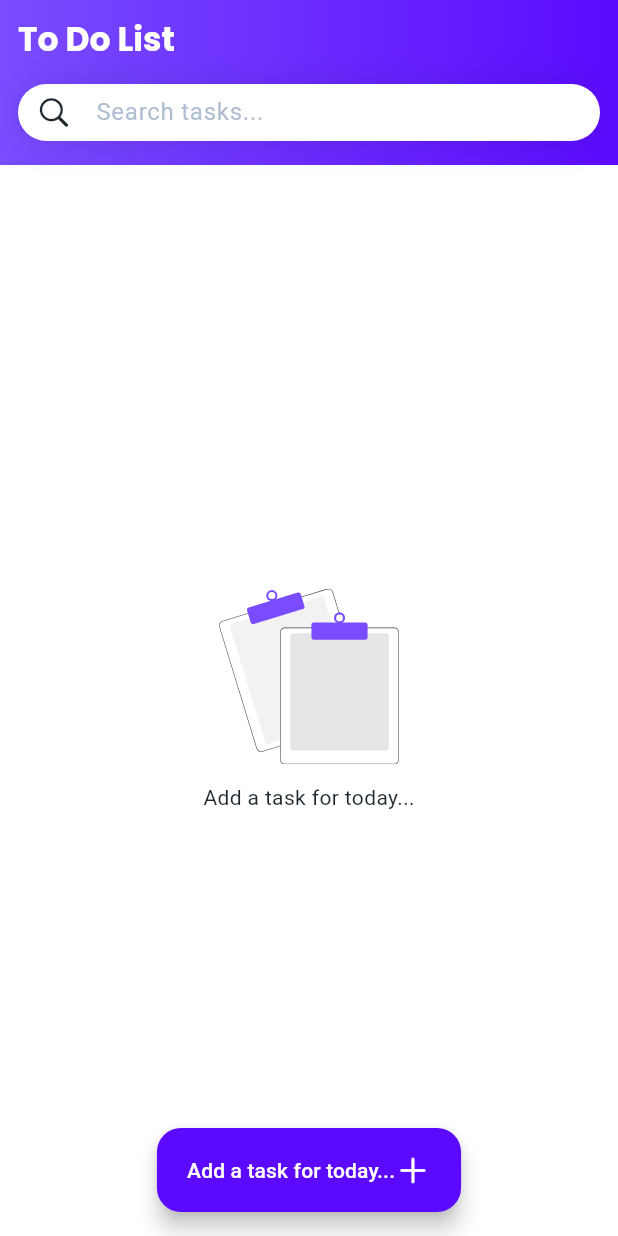
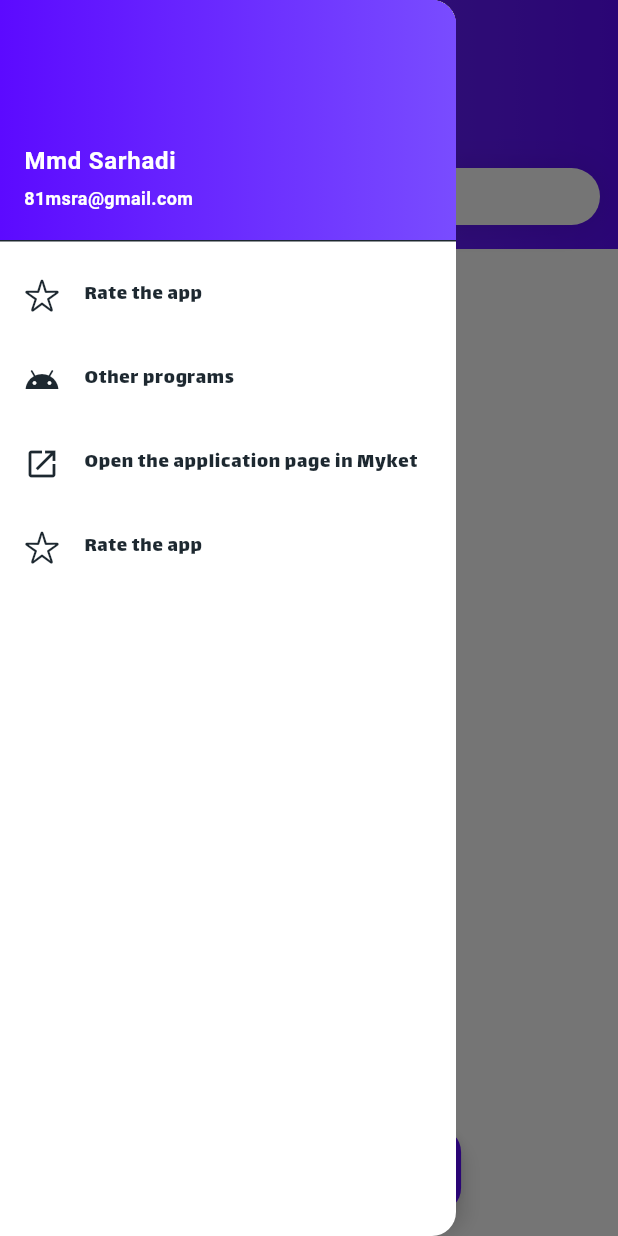
Before and after one commit to mmdsarhadi/flutter_ToDo, a Flutter app: the screen it shows after launch, with the side drawer open (before the commit the screen has no drawer), on a phone screen of 412 x 824 dp. Run offline on Flutter 3.47's test engine with Material 3 defaults, Android fonts, the phone set to English and light mode, and no system bars; our stand-ins replace flutter_svg, google_fonts, hive_flutter, share_plus; accounts and stored records are empty; generated files the repository leaves out were written again.

Commit message:
Add a menu to the program

```diff
--- a/lib/main.dart
+++ b/lib/main.dart
@@ -1,15 +1,18 @@
 import 'package:flutter/cupertino.dart';
 import 'package:flutter/material.dart';
 import 'package:flutter/services.dart';
+import "package:flutter_gen/gen_l10n/app_localizations.dart";
+import 'package:flutter_localizations/flutter_localizations.dart';
 import 'package:flutter_svg/flutter_svg.dart';
 import 'package:google_fonts/google_fonts.dart';
 import 'package:hive_flutter/hive_flutter.dart';
+import 'package:share_plus/share_plus.dart';
 import 'package:todolist/data.dart';
 import 'package:todolist/edit.dart';
-import 'package:flutter_localizations/flutter_localizations.dart';
-import "package:flutter_gen/gen_l10n/app_localizations.dart";
+import 'package:url_launcher/url_launcher.dart';
+
 const taskBoxName = 'tasks';
-
+final Uri _url = Uri.parse('https://flutter.dev');
 
 void main() async {
   await Hive.initFlutter();
@@ -18,7 +21,9 @@ void main() async {
   await Hive.openBox<TaskEntity>(taskBoxName);
   SystemChrome.setSystemUIOverlayStyle(
       const SystemUiOverlayStyle(statusBarColor: primaryVariantColor));
-  runApp(MyApp(locale: 'fa',));
+  runApp(MyApp(
+    locale: 'fa',
+  ));
 }
 
 const Color primaryColor = Color(0xff794CFF);
@@ -30,7 +35,9 @@ const highPriority = primaryColor;
 
 class MyApp extends StatelessWidget {
   final String locale;
+
   MyApp({required this.locale});
+
   @override
   Widget build(BuildContext context) {
     TextTheme getPrimaryTextTheme() {
@@ -43,11 +50,13 @@ class MyApp extends StatelessWidget {
       } else {
         return GoogleFonts.poppinsTextTheme(
           const TextTheme(
-            headline6: TextStyle(fontWeight: FontWeight.bold, fontFamily: 'Lalezar'),
+            headline6:
+                TextStyle(fontWeight: FontWeight.bold, fontFamily: 'Lalezar'),
           ),
         );
       }
     }
+
     const primaryTextColor = Color(0xff1D2830);
     return MaterialApp(
       localizationsDelegates: [
@@ -56,19 +65,17 @@ class MyApp extends StatelessWidget {
         GlobalWidgetsLocalizations.delegate,
         GlobalCupertinoLocalizations.delegate,
       ],
-
-
       supportedLocales: AppLocalizations.supportedLocales,
       locale: Locale('en'),
       debugShowCheckedModeBanner: false,
       title: 'Flutter Demo',
-      theme:
-      ThemeData(
-
+      theme: ThemeData(
           textTheme: getPrimaryTextTheme(),
           inputDecorationTheme: const InputDecorationTheme(
               floatingLabelBehavior: FloatingLabelBehavior.never,
-              labelStyle: TextStyle(color: secondaryTextColor, ),
+              labelStyle: TextStyle(
+                color: secondaryTextColor,
+              ),
               border: InputBorder.none,
               iconColor: secondaryTextColor),
           colorScheme: const ColorScheme.light(
@@ -83,18 +90,15 @@ class MyApp extends StatelessWidget {
       home: HomeScreen(),
     );
   }
-  TextTheme get  enPrimaryTextThem => GoogleFonts.poppinsTextTheme(const TextTheme(
-      headline6: TextStyle(fontWeight: FontWeight.bold)));
 
-  TextTheme get  faPrimaryTextThem => GoogleFonts.poppinsTextTheme(const TextTheme(
-      headline6: TextStyle(fontWeight: FontWeight.bold, fontFamily: 'Lalezar')));
+  TextTheme get enPrimaryTextThem => GoogleFonts.poppinsTextTheme(
+      const TextTheme(headline6: TextStyle(fontWeight: FontWeight.bold)));
 
-
+  TextTheme get faPrimaryTextThem =>
+      GoogleFonts.poppinsTextTheme(const TextTheme(
+          headline6:
+              TextStyle(fontWeight: FontWeight.bold, fontFamily: 'Lalezar')));
 }
-
-
-
-
 
 class MyAppThemeConfig {
   static const String faPrimaryFontFamily = 'IranYekan';
@@ -124,11 +128,9 @@ class MyAppThemeConfig {
 
   ThemeData getTheme(String languageCode) {
     return ThemeData(
-
       primarySwatch: Colors.pink,
       primaryColor: primaryColor,
       brightness: brightness,
-
       dividerColor: surfaceColor,
       elevatedButtonTheme: ElevatedButtonThemeData(
         style: ButtonStyle(
@@ -162,26 +164,13 @@ class MyAppThemeConfig {
       ));
 
   TextTheme get faPrimaryTextTheme => TextTheme(
-
       headline6: TextStyle(
           fontSize: 18,
           fontWeight: FontWeight.bold,
           color: primaryTextColor,
           fontFamily: faPrimaryFontFamily),
-
-      button: TextStyle(fontFamily: faPrimaryFontFamily)
-
-  );
+      button: TextStyle(fontFamily: faPrimaryFontFamily));
 }
-
-
-
-
-
-
-
-
-
 
 class HomeScreen extends StatelessWidget {
   HomeScreen({Key? key}) : super(key: key);
@@ -190,21 +179,132 @@ class HomeScreen extends StatelessWidget {
 
   @override
   Widget build(BuildContext context) {
-
     final box = Hive.box<TaskEntity>(taskBoxName);
     final themeData = Theme.of(context);
     return Scaffold(
+      drawer: Drawer(
+        child: ListView(
+          padding: EdgeInsets.zero,
+          children: [
+            const UserAccountsDrawerHeader(
+              decoration: BoxDecoration(
+                  gradient: LinearGradient(colors: [
+                Color(0xff5C0AFF),
+                Color(0xff794CFF),
+              ])),
+              accountName: Text(
+                "Mmd Sarhadi",
+                style: TextStyle(
+                  fontWeight: FontWeight.bold,
+                ),
+              ),
+              accountEmail: Text(
+                "81msra@gmail.com",
+                style: TextStyle(
+                  fontSize: 12,
+                  fontWeight: FontWeight.bold,
+                ),
+              ),
+            ),
+            ListTile(
+              leading: Icon(
+                CupertinoIcons.star,
+              ),
+              title: Text(
+                'Rate the app',
+                style: TextStyle(
+                  fontSize: 14,
+                  fontFamily: 'Lalezar',
+                  fontWeight: FontWeight.w100,
+                ),
+              ),
+              onTap: () {
+                launch(
+                    'https://developer.myket.ir/fa/application/com.todolist.software/');
+              },
+            ),
+            ListTile(
+              leading: Icon(
+                Icons.android,
+              ),
+              title: const Text('Other programs',
+                  style: TextStyle(
+                    fontSize: 14,
+                    fontFamily: 'Lalezar',
+                    fontWeight: FontWeight.w100,
+                  )),
+              onTap: () {
+                launch('https://myket.ir/developer/dev-86611');
+              },
+            ),
+            ListTile(
+              leading: Icon(
+                Icons.open_in_new,
+              ),
+              title: const Text('Open the application page in Myket',
+                  style: TextStyle(
+                    fontSize: 14,
+                    fontFamily: 'Lalezar',
+                    fontWeight: FontWeight.w100,
+                  )),
+              onTap: () {
+                launch(
+                    'https://developer.myket.ir/fa/application/com.todolist.software/');
+              },
+            ),
+            ListTile(
+              leading: Icon(
+                CupertinoIcons.star,
+              ),
+              title: Text(
+                'Rate the app',
+                style: TextStyle(
+                  fontSize: 14,
+                  fontFamily: 'Lalezar',
+                  fontWeight: FontWeight.w100,
+                ),
+              ),
+              onTap: () async {
+
+
+                final url = 'https://developer.myket.ir/fa/application/com.todolist.software/';
+                try {
+                  // Copy text to clipboard
+                  await Clipboard.setData(ClipboardData(text: url));
+
+                  // Open the share menu
+                  Share.share('url');
+                } catch (e) {
+                  print('Error sharing: $e');
+                }
+              },
+            ),
+          ],
+        ),
+      ),
+      appBar: AppBar(
+        backgroundColor: Color(0xff5C0AFF),
+        flexibleSpace: Container(
+            height: 110,
+            decoration: BoxDecoration(
+                gradient: LinearGradient(colors: [
+              themeData.colorScheme.primary,
+              themeData.colorScheme.primaryContainer,
+            ]))),
+      ),
       floatingActionButtonLocation: FloatingActionButtonLocation.centerFloat,
       floatingActionButton: FloatingActionButton.extended(
           onPressed: () {
             Navigator.of(context).push(MaterialPageRoute(
-                builder: (context) =>
-                    EditTaskScreen(
+                builder: (context) => EditTaskScreen(
                       task: TaskEntity(),
                     )));
           },
           label: Row(
-            children: [Text(AppLocalizations.of(context)!.add), Icon(CupertinoIcons.add)],
+            children: [
+              Text(AppLocalizations.of(context)!.add),
+              Icon(CupertinoIcons.add)
+            ],
           )),
       body: SafeArea(
         child: Column(
@@ -223,12 +323,10 @@ class HomeScreen extends StatelessWidget {
                     Row(
                       mainAxisAlignment: MainAxisAlignment.spaceBetween,
                       children: [
-                        Text(
-                          AppLocalizations.of(context)!.list,
-                          style: themeData.textTheme.headline6!
-                              .apply(color: themeData.colorScheme.onPrimary,)
-
-                        ),
+                        Text(AppLocalizations.of(context)!.list,
+                            style: themeData.textTheme.headline6!.apply(
+                              color: themeData.colorScheme.onPrimary,
+                            )),
                       ],
                     ),
                     const SizedBox(
@@ -252,7 +350,7 @@ class HomeScreen extends StatelessWidget {
                           searchKeywordNotifier.value = controller.text;
                         },
                         controller: controller,
-                        decoration:  InputDecoration(
+                        decoration: InputDecoration(
                           prefixIcon: Icon(CupertinoIcons.search),
                           label: Text(AppLocalizations.of(context)!.search),
                         ),
@@ -316,8 +414,9 @@ class HomeScreen extends StatelessWidget {
                                         box.clear();
                                       },
                                       child: Row(
-                                        children:  [
-                                          Text(AppLocalizations.of(context)!.delete),
+                                        children: [
+                                          Text(AppLocalizations.of(context)!
+                                              .delete),
                                           SizedBox(
                                             width: 4,
                                           ),
--- a/pubspec.yaml
+++ b/pubspec.yaml
@@ -38,7 +38,11 @@ dependencies:
   cupertino_icons: ^1.0.2
   hive_flutter: ^1.1.0
   google_fonts:
+  flutter_zoom_drawer: ^3.1.1
   flutter_svg: ^1.0.3
+  share_plus: ^7.2.1
+  flutter_slider_drawer:
+  url_launcher: ^6.2.4
   change_app_package_name: ^1.1.0
 dev_dependencies:
   flutter_test:
```
Also changed, not shown: pubspec.lock, 5 other files. Lines whose indentation alone changed are shown as unchanged.
